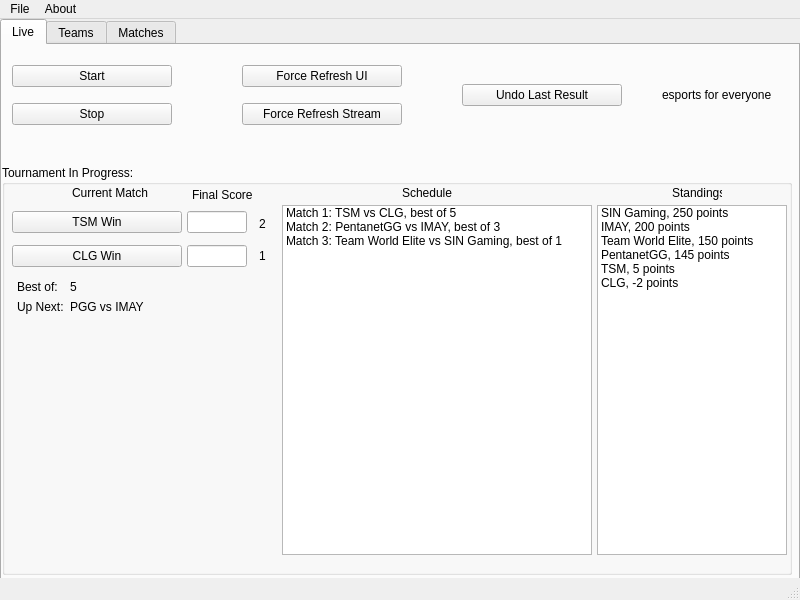
This is form.ui in chhopsky/updatethestream as Qt 5 draws it before an edit. The edited form follows.
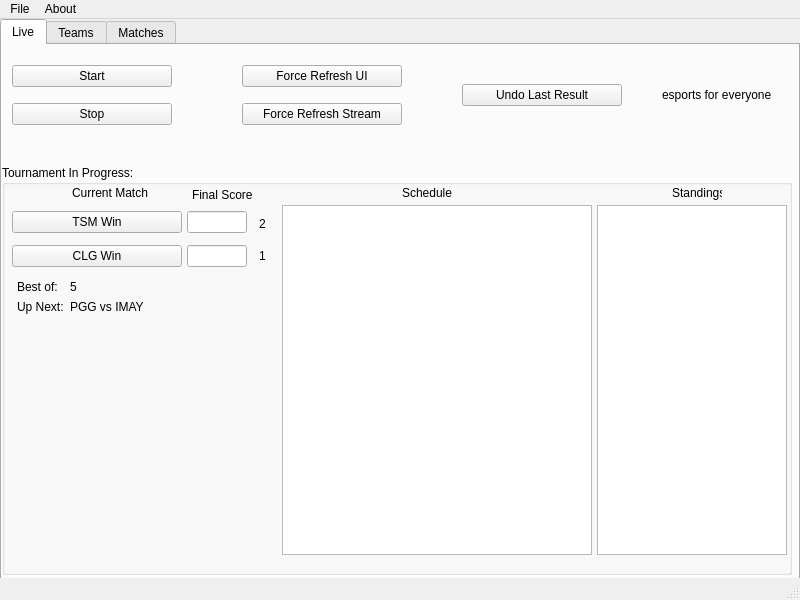
This is the edited form. The open tabs and pages were chosen to show the change. Icons and pictures are not drawn.

The edit to the form file:
```diff
--- a/form.ui
+++ b/form.ui
@@ -257,21 +257,6 @@
          <height>350</height>
         </rect>
        </property>
-       <item>
-        <property name="text">
-         <string>Match 1: TSM vs CLG, best of 5</string>
-        </property>
-       </item>
-       <item>
-        <property name="text">
-         <string>Match 2: PentanetGG vs IMAY, best of 3</string>
-        </property>
-       </item>
-       <item>
-        <property name="text">
-         <string>Match 3: Team World Elite vs SIN Gaming, best of 1</string>
-        </property>
-       </item>
       </widget>
       <widget class="QListWidget" name="standings_listwidget">
        <property name="geometry">
@@ -282,36 +267,6 @@
          <height>350</height>
         </rect>
        </property>
-       <item>
-        <property name="text">
-         <string>SIN Gaming, 250 points</string>
-        </property>
-       </item>
-       <item>
-        <property name="text">
-         <string>IMAY, 200 points</string>
-        </property>
-       </item>
-       <item>
-        <property name="text">
-         <string>Team World Elite, 150 points</string>
-        </property>
-       </item>
-       <item>
-        <property name="text">
-         <string>PentanetGG, 145 points</string>
-        </property>
-       </item>
-       <item>
-        <property name="text">
-         <string>TSM, 5 points</string>
-        </property>
-       </item>
-       <item>
-        <property name="text">
-         <string>CLG, -2 points</string>
-        </property>
-       </item>
       </widget>
       <widget class="QWidget" name="verticalLayoutWidget_4">
        <property name="geometry">
```
Left out of the diff: 49 changed lines with no effect on the pictures.
